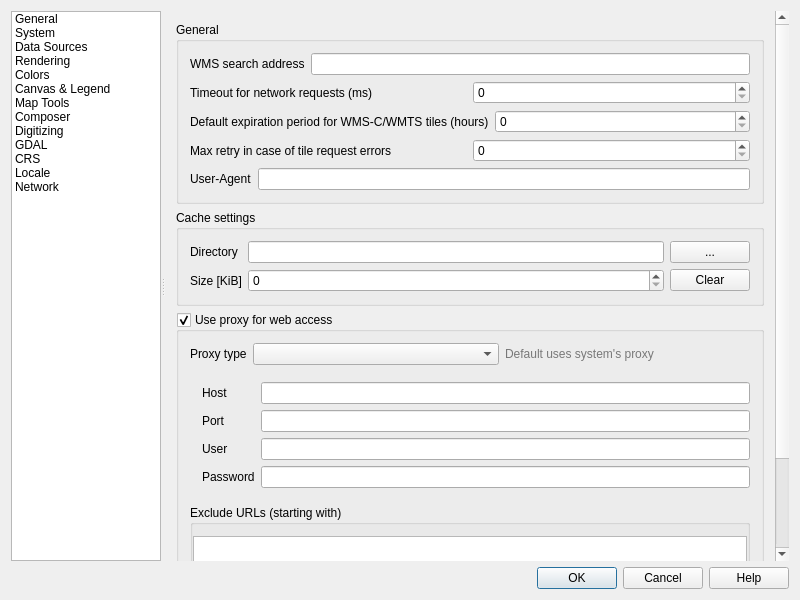
The window that src/ui/qgsoptionsbase.ui (kadas-albireo/kadas-albireo) describes before a commit, drawn with Qt 5.
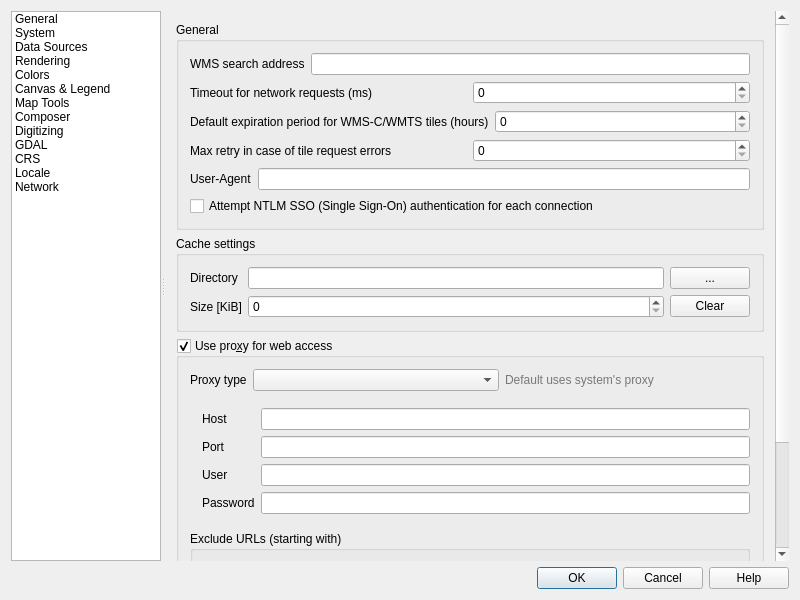
The same window after the commit. The open tabs and pages were chosen to show the change. Icons and pictures are not drawn. Custom widgets are drawn as their Qt base class.

Commit message: Add option to attempt NTLM SSO authentication with each connection

Patch:
```diff
--- a/src/ui/qgsoptionsbase.ui
+++ b/src/ui/qgsoptionsbase.ui
@@ -4346,9 +4346,9 @@
               <property name="geometry">
                <rect>
                 <x>0</x>
-                <y>-156</y>
-                <width>610</width>
-                <height>705</height>
+                <y>0</y>
+                <width>614</width>
+                <height>682</height>
                </rect>
               </property>
               <layout class="QVBoxLayout" name="verticalLayout_33">
@@ -4440,6 +4440,13 @@
                     </item>
                    </layout>
                   </item>
+                  <item>
+                   <widget class="QCheckBox" name="mSSOCheckBox">
+                    <property name="text">
+                     <string>Attempt NTLM SSO (Single Sign-On) authentication for each connection</string>
+                    </property>
+                   </widget>
+                  </item>
                  </layout>
                 </widget>
                </item>
@@ -4489,7 +4496,7 @@
                <item>
                 <widget class="QgsCollapsibleGroupBox" name="grpProxy">
                  <property name="title">
-                  <string>Use proxy for web access</string>
+                  <string>Use pro&amp;xy for web access</string>
                  </property>
                  <property name="flat">
                   <bool>false</bool>
```
Left out of the diff: 317 changed lines with no effect on the pictures. The commit also changes 4 other files.
